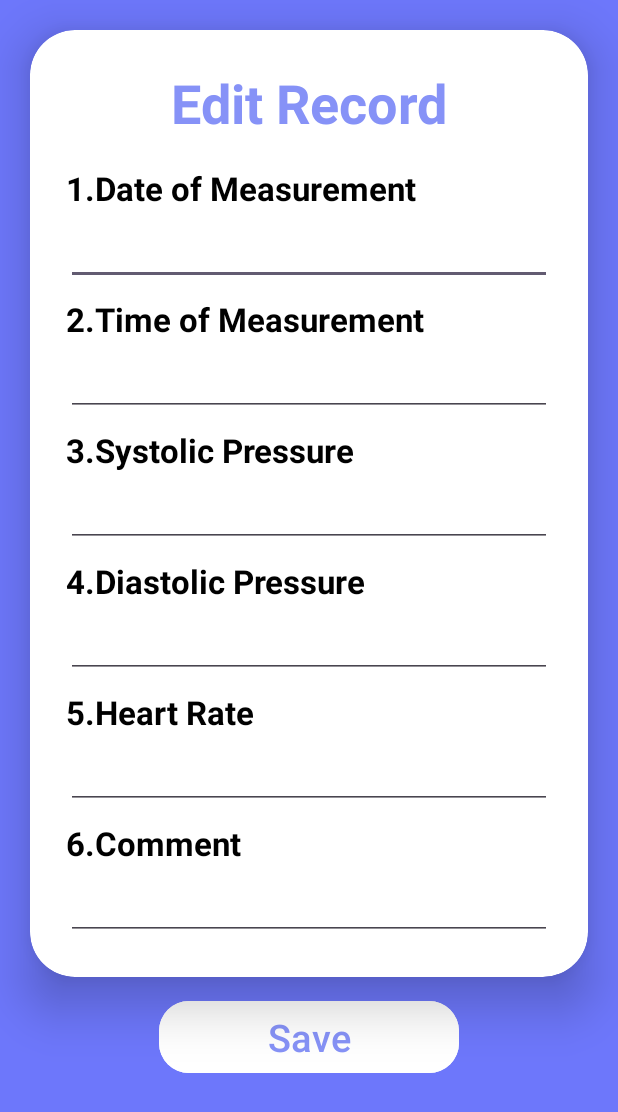
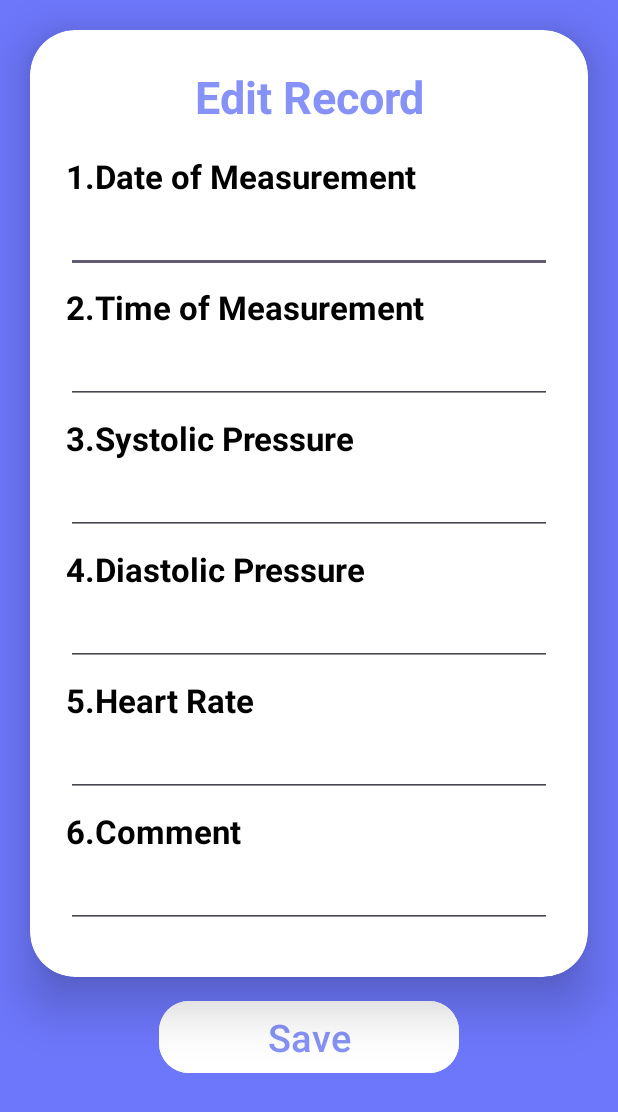
Before and after one commit to Alastor7676/Cardiac-Recorder, an Android app: the edit screen opened directly, with no data from a screen before it, on a phone screen of 412 x 824 dp. Shown: the top 1112 px of the screen. Run offline under Robolectric (Android 15) with nearby library versions, the phone set to English and light mode, and no system bars; our stand-ins replace Firebase (no records; nobody signed in at launch, a user with empty details on screens opened directly).

Commit message:
edit,add,delete

```diff
--- a/app/src/main/java/com/example/cardiacrecorder/AddActivity.java
+++ b/app/src/main/java/com/example/cardiacrecorder/AddActivity.java
@@ -65,7 +65,7 @@ public class AddActivity extends AppCompatActivity {
         String cmnt = e6.getText().toString();
         String id = databaseReference.push().getKey();
 
-        DataClass dataClass = new DataClass(date,time,sys,dis,bpm,cmnt);
+        DataClass dataClass = new DataClass(date,time,sys,dis,bpm,cmnt,passeduser,id);
         if(time.isEmpty() || date.isEmpty() || sys.isEmpty() || dis.isEmpty() || bpm.isEmpty())
         {
             Toast.makeText(AddActivity.this,"Please fill all required fields",Toast.LENGTH_SHORT).show();
--- a/app/src/main/res/layout/activity_edit.xml
+++ b/app/src/main/res/layout/activity_edit.xml
@@ -35,7 +35,7 @@
                 android:text="Edit Record"
                 android:textAlignment="center"
                 android:textColor="#8692f7"
-                android:textSize="36sp"
+                android:textSize="30sp"
                 android:textStyle="bold" />
 
             <TextView
@@ -55,8 +55,8 @@
                 android:layout_marginTop="10dp"
                 android:text=""
                 android:textColor="@color/black"
-                android:textSize="22sp"
-                android:textStyle="bold" />
+                android:textSize="18sp"
+                android:textStyle="normal" />
 
 
             <TextView
@@ -76,8 +76,8 @@
                 android:layout_marginTop="10dp"
                 android:text=""
                 android:textColor="@color/black"
-                android:textSize="22sp"
-                android:textStyle="bold" />
+                android:textSize="18sp"
+                android:textStyle="normal" />
 
             <TextView
                 android:id="@+id/systolicText"
@@ -96,8 +96,8 @@
                 android:layout_marginTop="10dp"
                 android:text=""
                 android:textColor="@color/black"
-                android:textSize="22sp"
-                android:textStyle="bold" />
+                android:textSize="18sp"
+                android:textStyle="normal" />
 
 
             <TextView
@@ -117,8 +117,8 @@
                 android:layout_marginTop="10dp"
                 android:text=""
                 android:textColor="@color/black"
-                android:textSize="22sp"
-                android:textStyle="bold" />
+                android:textSize="18sp"
+                android:textStyle="normal" />
 
 
             <TextView
@@ -138,8 +138,8 @@
                 android:layout_marginTop="10dp"
                 android:text=""
                 android:textColor="@color/black"
-                android:textSize="22sp"
-                android:textStyle="bold" />
+                android:textSize="18sp"
+                android:textStyle="normal" />
 
 
             <TextView
@@ -159,8 +159,8 @@
                 android:layout_marginTop="10dp"
                 android:text=""
                 android:textColor="@color/black"
-                android:textSize="22sp"
-                android:textStyle="bold" />
+                android:textSize="18sp"
+                android:textStyle="normal" />
 
 
         </LinearLayout>
```
Also changed, not shown: app/src/main/java/com/example/cardiacrecorder/DataClass.java (+10 -2 lines), app/src/main/java/com/example/cardiacrecorder/MainActivity.java (+2 -17 lines), app/src/main/java/com/example/cardiacrecorder/MyAdapter.java (+22 -4 lines), app/src/main/res/layout/activity_details.xml (+7 -7 lines).
